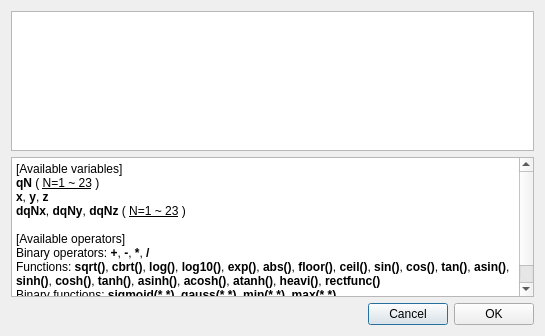
The window that Client/Widgets/VariableEditor.ui (CCSEPBVR/CS-IS-PBVR) describes before a commit, drawn with Qt 5.
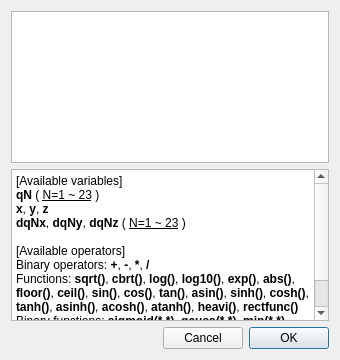
The same window after the commit.

Commit message: - feature: TransferFunctionEditorのリファクタリング  - Client/App/MainWindow.*   - TransferFunctionWIPからTransferFunctionへ変更   - 新たにtransferFunctionUpdateシグナルとonTransferFuctionUpdateスロットを接続   - スロット名をonHogeに統一

```diff
--- a/Client/Widgets/VariableEditor.ui
+++ b/Client/Widgets/VariableEditor.ui
@@ -6,8 +6,8 @@
    <rect>
     <x>0</x>
     <y>0</y>
-    <width>545</width>
-    <height>336</height>
+    <width>340</width>
+    <height>360</height>
    </rect>
   </property>
   <property name="windowTitle">
@@ -15,11 +15,9 @@
   </property>
   <layout class="QGridLayout" name="gridLayout">
    <item row="0" column="0">
-    <layout class="QVBoxLayout" name="verticalLayout">
-     <item>
       <widget class="QTreeView" name="treeView"/>
      </item>
-     <item>
+   <item row="1" column="0">
       <widget class="QTextEdit" name="textEdit">
        <property name="readOnly">
         <bool>true</bool>
@@ -45,9 +43,7 @@
        </property>
       </widget>
      </item>
-    </layout>
-   </item>
-   <item row="1" column="0">
+   <item row="2" column="0">
     <layout class="QHBoxLayout" name="horizontalLayout">
      <item>
       <spacer name="horizontalSpacer">
@@ -67,6 +63,9 @@
        <property name="text">
         <string>Cancel</string>
        </property>
+       <property name="autoDefault">
+        <bool>false</bool>
+       </property>
       </widget>
      </item>
      <item>
```
Lines whose indentation alone changed are shown as unchanged. The commit also changes 13 other files.
